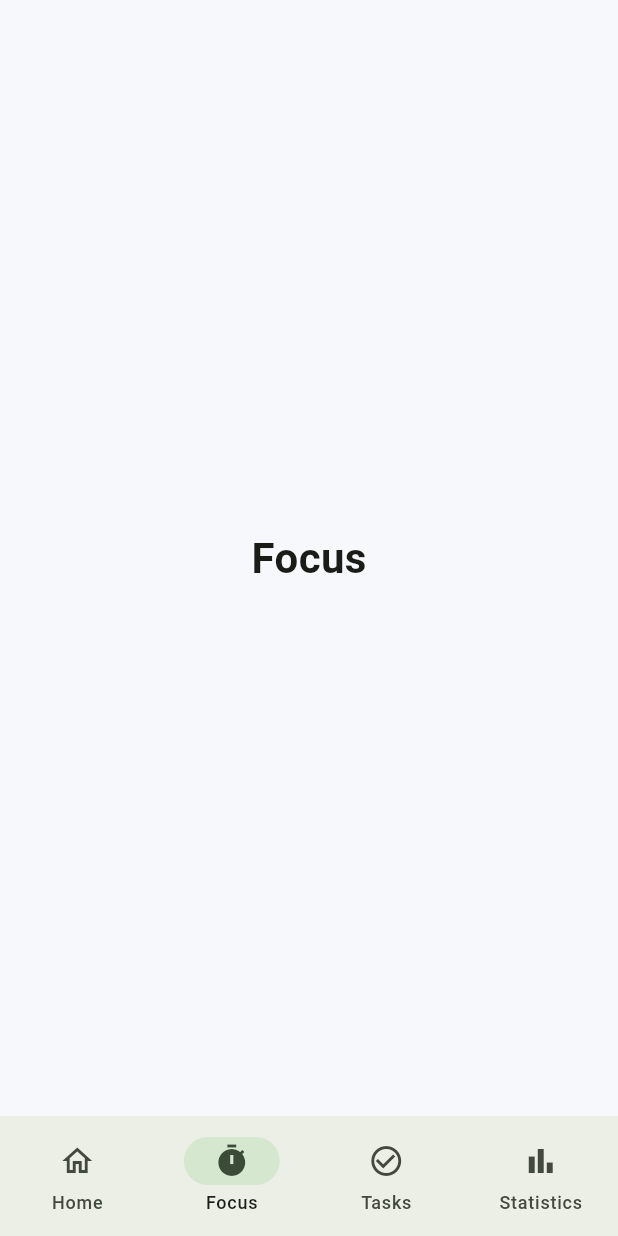
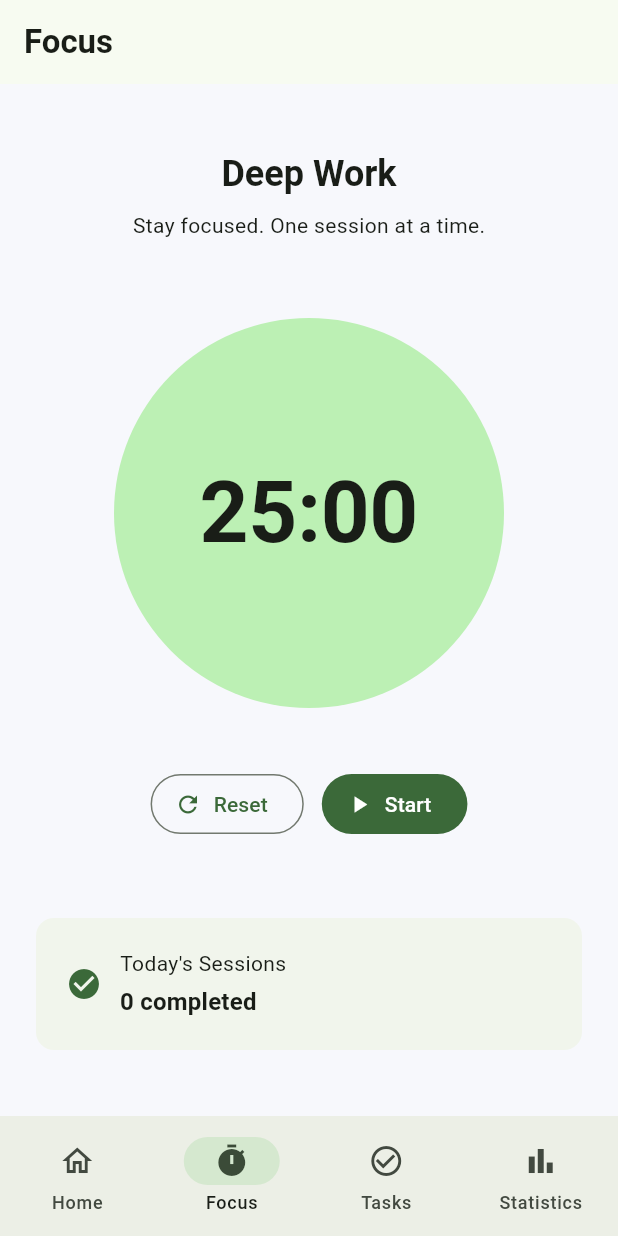
Before and after one commit to mayankahuja-pro/code_flux, a Flutter app: the screen it shows after launch, item 2 of the bottom bar chosen, on a phone screen of 412 x 824 dp. Run offline on Flutter 3.47's test engine with Material 3 defaults, Android fonts, the phone set to English and light mode, and no system bars.

Commit message:
Refactor FocusScreen to implement timer functionality and integrate with ProductivityProvider for session tracking

```diff
--- a/lib/screens/focus_screen.dart
+++ b/lib/screens/focus_screen.dart
@@ -1,16 +1,240 @@
+import 'dart:async';
+
 import 'package:flutter/material.dart';
+import 'package:provider/provider.dart';
 
-class FocusScreen extends StatelessWidget {
+import '../providers/productivity_provider.dart';
+
+class FocusScreen extends StatefulWidget {
   const FocusScreen({super.key});
 
   @override
+  State<FocusScreen> createState() => _FocusScreenState();
+}
+
+class _FocusScreenState extends State<FocusScreen> {
+  static const int _initialSeconds = 25 * 60;
+
+  Timer? _timer;
+
+  int _remainingSeconds = _initialSeconds;
+
+  bool _isRunning = false;
+
+  DateTime? _sessionStartTime;
+
+  @override
+  void dispose() {
+    _timer?.cancel();
+    super.dispose();
+  }
+
+  void _startTimer() {
+    if (_isRunning) {
+      return;
+    }
+
+    _sessionStartTime ??= DateTime.now();
+
+    setState(() {
+      _isRunning = true;
+    });
+
+    _timer = Timer.periodic(
+      const Duration(seconds: 1),
+      (_) {
+        if (_remainingSeconds <= 1) {
+          _finishSession();
+          return;
+        }
+
+        setState(() {
+          _remainingSeconds--;
+        });
+      },
+    );
+  }
+
+  void _pauseTimer() {
+    _timer?.cancel();
+
+    setState(() {
+      _isRunning = false;
+    });
+  }
+
+  void _resetTimer() {
+    _timer?.cancel();
+
+    setState(() {
+      _remainingSeconds = _initialSeconds;
+      _isRunning = false;
+      _sessionStartTime = null;
+    });
+  }
+
+  void _finishSession() {
+    _timer?.cancel();
+
+    final startTime = _sessionStartTime ?? DateTime.now();
+    final endTime = DateTime.now();
+
+    context.read<ProductivityProvider>().addCodingSession(
+          startTime: startTime,
+          endTime: endTime,
+          durationMinutes: 25,
+        );
+
+    setState(() {
+      _remainingSeconds = _initialSeconds;
+      _isRunning = false;
+      _sessionStartTime = null;
+    });
+
+    ScaffoldMessenger.of(context).showSnackBar(
+      const SnackBar(
+        content: Text(
+          'Focus session completed! 🎉',
+        ),
+      ),
+    );
+  }
+
+  String _formatTime(int seconds) {
+    final minutes = seconds ~/ 60;
+    final remainingSeconds = seconds % 60;
+
+    return '${minutes.toString().padLeft(2, '0')}:'
+        '${remainingSeconds.toString().padLeft(2, '0')}';
+  }
+
+  @override
   Widget build(BuildContext context) {
-    return const Center(
-      child: Text(
-        'Focus',
-        style: TextStyle(
-          fontSize: 28,
-          fontWeight: FontWeight.bold,
+    final provider = context.watch<ProductivityProvider>();
+
+    return Scaffold(
+      appBar: AppBar(
+        title: const Text(
+          'Focus',
+          style: TextStyle(
+            fontWeight: FontWeight.bold,
+          ),
+        ),
+      ),
+      body: SafeArea(
+        child: Padding(
+          padding: const EdgeInsets.all(24),
+          child: Column(
+            children: [
+              const SizedBox(height: 20),
+
+              Text(
+                'Deep Work',
+                style: Theme.of(context).textTheme.headlineSmall?.copyWith(
+                      fontWeight: FontWeight.bold,
+                    ),
+              ),
+
+              const SizedBox(height: 8),
+
+              Text(
+                'Stay focused. One session at a time.',
+                style: Theme.of(context).textTheme.bodyMedium,
+              ),
+
+              const Spacer(),
+
+              Container(
+                width: 260,
+                height: 260,
+                decoration: BoxDecoration(
+                  shape: BoxShape.circle,
+                  color: Theme.of(context)
+                      .colorScheme
+                      .primaryContainer,
+                ),
+                child: Center(
+                  child: Text(
+                    _formatTime(_remainingSeconds),
+                    style: Theme.of(context)
+                        .textTheme
+                        .displayLarge
+                        ?.copyWith(
+                          fontWeight: FontWeight.bold,
+                        ),
+                  ),
+                ),
+              ),
+
+              const SizedBox(height: 40),
+
+              Row(
+                mainAxisAlignment: MainAxisAlignment.center,
+                children: [
+                  OutlinedButton.icon(
+                    onPressed: _resetTimer,
+                    icon: const Icon(Icons.refresh),
+                    label: const Text('Reset'),
+                  ),
+                  const SizedBox(width: 12),
+                  FilledButton.icon(
+                    onPressed: _isRunning ? _pauseTimer : _startTimer,
+                    icon: Icon(
+                      _isRunning ? Icons.pause : Icons.play_arrow,
+                    ),
+                    label: Text(
+                      _isRunning ? 'Pause' : 'Start',
+                    ),
+                  ),
+                ],
+              ),
+
+              const Spacer(),
+
+              Card(
+                child: Padding(
+                  padding: const EdgeInsets.all(20),
+                  child: Row(
+                    children: [
+                      Icon(
+                        Icons.check_circle,
+                        color: Theme.of(context)
+                            .colorScheme
+                            .primary,
+                      ),
+                      const SizedBox(width: 12),
+                      Expanded(
+                        child: Column(
+                          crossAxisAlignment:
+                              CrossAxisAlignment.start,
+                          children: [
+                            Text(
+                              "Today's Sessions",
+                              style: Theme.of(context)
+                                  .textTheme
+                                  .bodyMedium,
+                            ),
+                            const SizedBox(height: 4),
+                            Text(
+                              '${provider.completedSessionCount} completed',
+                              style: Theme.of(context)
+                                  .textTheme
+                                  .titleMedium
+                                  ?.copyWith(
+                                    fontWeight: FontWeight.bold,
+                                  ),
+                            ),
+                          ],
+                        ),
+                      ),
+                    ],
+                  ),
+                ),
+              ),
+
+              const SizedBox(height: 20),
+            ],
+          ),
         ),
       ),
     );
```
